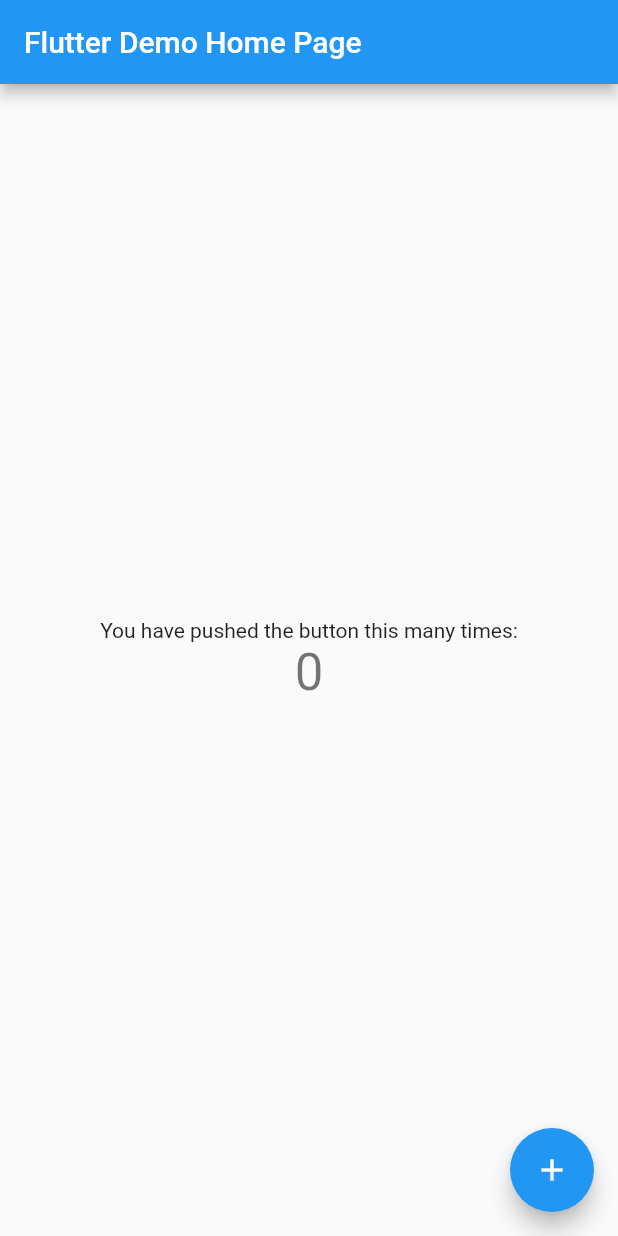
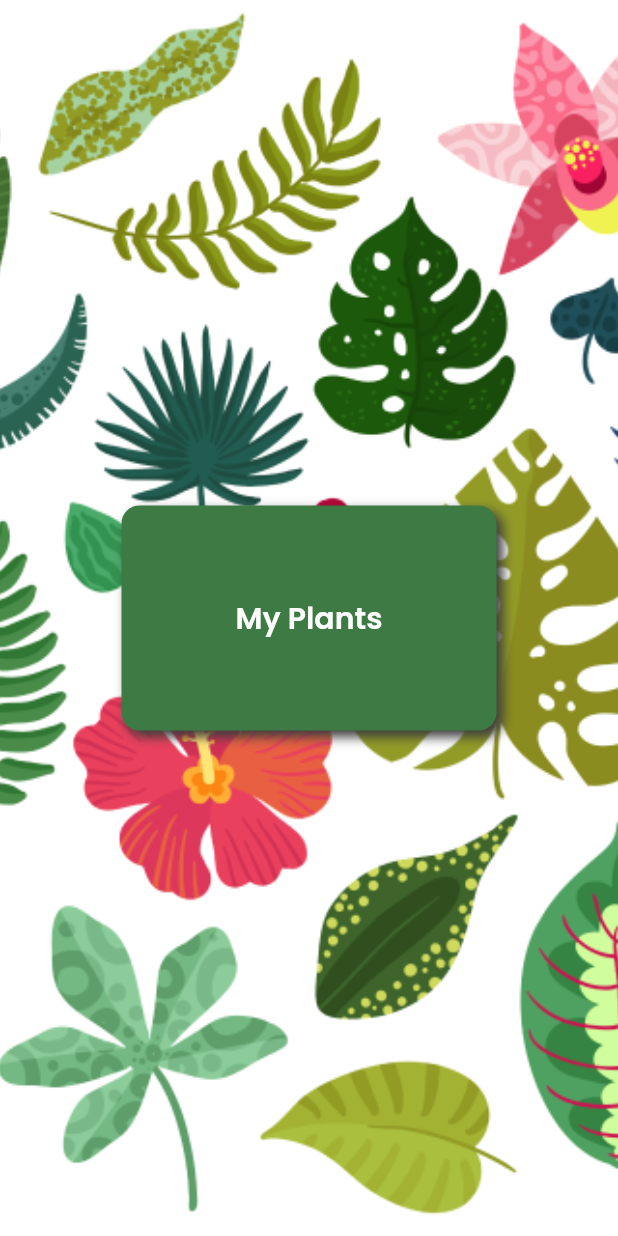
Before and after one commit to karoldm/myplants, a Flutter app: the screen it shows after launch, on a phone screen of 412 x 824 dp. Run offline on Flutter 3.47's test engine with Material 2 defaults, Android fonts, the light colour scheme and no system bars.

Commit message:
splash screen

```diff
--- a/lib/main.dart
+++ b/lib/main.dart
@@ -1,4 +1,8 @@
 import 'package:flutter/material.dart';
+
+import 'package:myplants/themes/ColorThemes.dart';
+
+import 'package:myplants/screens/splash/SplashScreen.dart';
 
 void main() {
   runApp(const MyApp());
@@ -13,103 +17,9 @@
     return MaterialApp(
       title: 'Flutter Demo',
       theme: ThemeData(
-        // This is the theme of your application.
-        //
-        // Try running your application with "flutter run". You'll see the
-        // application has a blue toolbar. Then, without quitting the app, try
-        // changing the primarySwatch below to Colors.green and then invoke
-        // "hot reload" (press "r" in the console where you ran "flutter run",
-        // or simply save your changes to "hot reload" in a Flutter IDE).
-        // Notice that the counter didn't reset back to zero; the application
-        // is not restarted.
-        primarySwatch: Colors.blue,
+        primarySwatch: Colors.green,
       ),
-      home: const MyHomePage(title: 'Flutter Demo Home Page'),
+      home: const SplashScreen(),
     );
   }
 }
-
-class MyHomePage extends StatefulWidget {
-  const MyHomePage({super.key, required this.title});
-
-  // This widget is the home page of your application. It is stateful, meaning
-  // that it has a State object (defined below) that contains fields that affect
-  // how it looks.
-
-  // This class is the configuration for the state. It holds the values (in this
-  // case the title) provided by the parent (in this case the App widget) and
-  // used by the build method of the State. Fields in a Widget subclass are
-  // always marked "final".
-
-  final String title;
-
-  @override
-  State<MyHomePage> createState() => _MyHomePageState();
-}
-
-class _MyHomePageState extends State<MyHomePage> {
-  int _counter = 0;
-
-  void _incrementCounter() {
-    setState(() {
-      // This call to setState tells the Flutter framework that something has
-      // changed in this State, which causes it to rerun the build method below
-      // so that the display can reflect the updated values. If we changed
-      // _counter without calling setState(), then the build method would not be
-      // called again, and so nothing would appear to happen.
-      _counter++;
-    });
-  }
-
-  @override
-  Widget build(BuildContext context) {
-    // This method is rerun every time setState is called, for instance as done
-    // by the _incrementCounter method above.
-    //
-    // The Flutter framework has been optimized to make rerunning build methods
-    // fast, so that you can just rebuild anything that needs updating rather
-    // than having to individually change instances of widgets.
-    return Scaffold(
-      appBar: AppBar(
-        // Here we take the value from the MyHomePage object that was created by
-        // the App.build method, and use it to set our appbar title.
-        title: Text(widget.title),
-      ),
-      body: Center(
-        // Center is a layout widget. It takes a single child and positions it
-        // in the middle of the parent.
-        child: Column(
-          // Column is also a layout widget. It takes a list of children and
-          // arranges them vertically. By default, it sizes itself to fit its
-          // children horizontally, and tries to be as tall as its parent.
-          //
-          // Invoke "debug painting" (press "p" in the console, choose the
-          // "Toggle Debug Paint" action from the Flutter Inspector in Android
-          // Studio, or the "Toggle Debug Paint" command in Visual Studio Code)
-          // to see the wireframe for each widget.
-          //
-          // Column has various properties to control how it sizes itself and
-          // how it positions its children. Here we use mainAxisAlignment to
-          // center the children vertically; the main axis here is the vertical
-          // axis because Columns are vertical (the cross axis would be
-          // horizontal).
-          mainAxisAlignment: MainAxisAlignment.center,
-          children: <Widget>[
-            const Text(
-              'You have pushed the button this many times:',
-            ),
-            Text(
-              '$_counter',
-              style: Theme.of(context).textTheme.headline4,
-            ),
-          ],
-        ),
-      ),
-      floatingActionButton: FloatingActionButton(
-        onPressed: _incrementCounter,
-        tooltip: 'Increment',
-        child: const Icon(Icons.add),
-      ), // This trailing comma makes auto-formatting nicer for build methods.
-    );
-  }
-}
--- /dev/null
+++ b/lib/screens/splash/SplashScreen.dart
@@ -0,0 +1,41 @@
+import 'package:flutter/material.dart';
+import 'package:myplants/themes/ColorThemes.dart';
+import 'package:myplants/themes/FontThemes.dart';
+
+class SplashScreen extends StatelessWidget {
+  const SplashScreen({super.key});
+
+  @override
+  Widget build(BuildContext context) {
+    return (Scaffold(
+        body: Container(
+            alignment: Alignment.center,
+            decoration: const BoxDecoration(
+                image: DecorationImage(
+                    image: AssetImage('assets/images/background.png'),
+                    fit: BoxFit.cover)),
+            child: Container(
+              alignment: Alignment.center,
+              height: 150,
+              width: 250,
+              decoration: const BoxDecoration(
+                  color: ColorThemes.darkGreen,
+                  borderRadius: BorderRadius.all(Radius.circular(12)),
+                  boxShadow: [
+                    BoxShadow(
+                        color: ColorThemes.dark,
+                        offset: Offset(4, 4),
+                        blurRadius: 6)
+                  ]),
+              child: const Text(
+                'My Plants',
+                textAlign: TextAlign.center,
+                style: TextStyle(
+                    color: ColorThemes.light,
+                    fontFamily: FontThemes.primary,
+                    fontWeight: FontWeight.w600,
+                    fontSize: 20),
+              ),
+            ))));
+  }
+}
```
